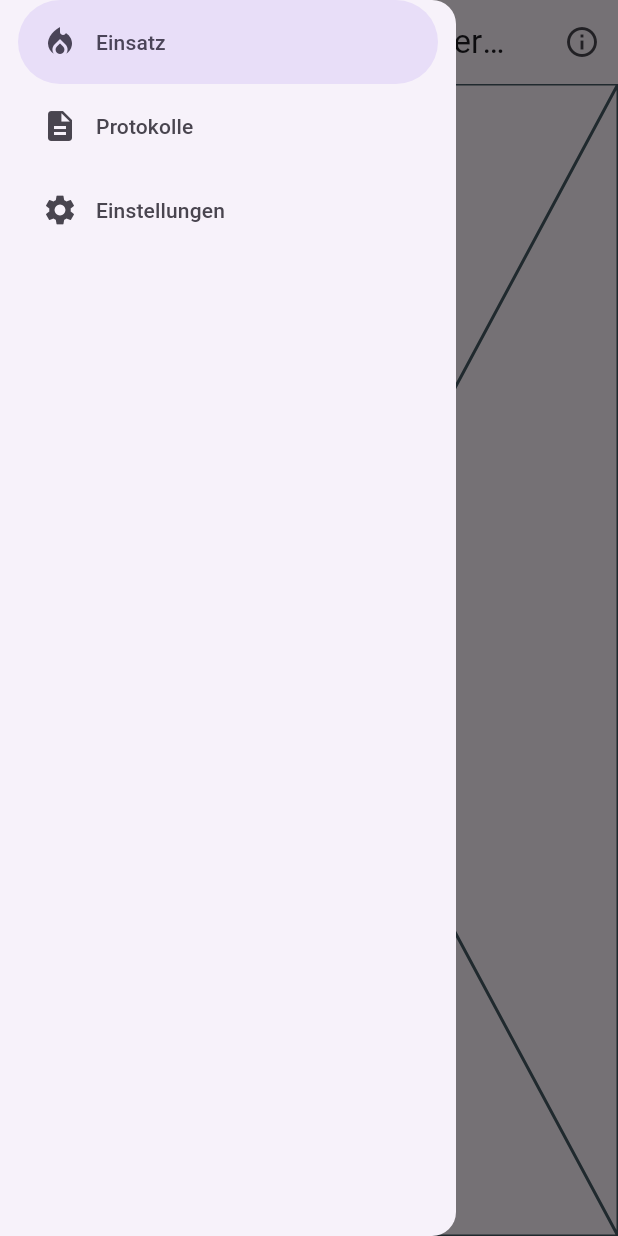
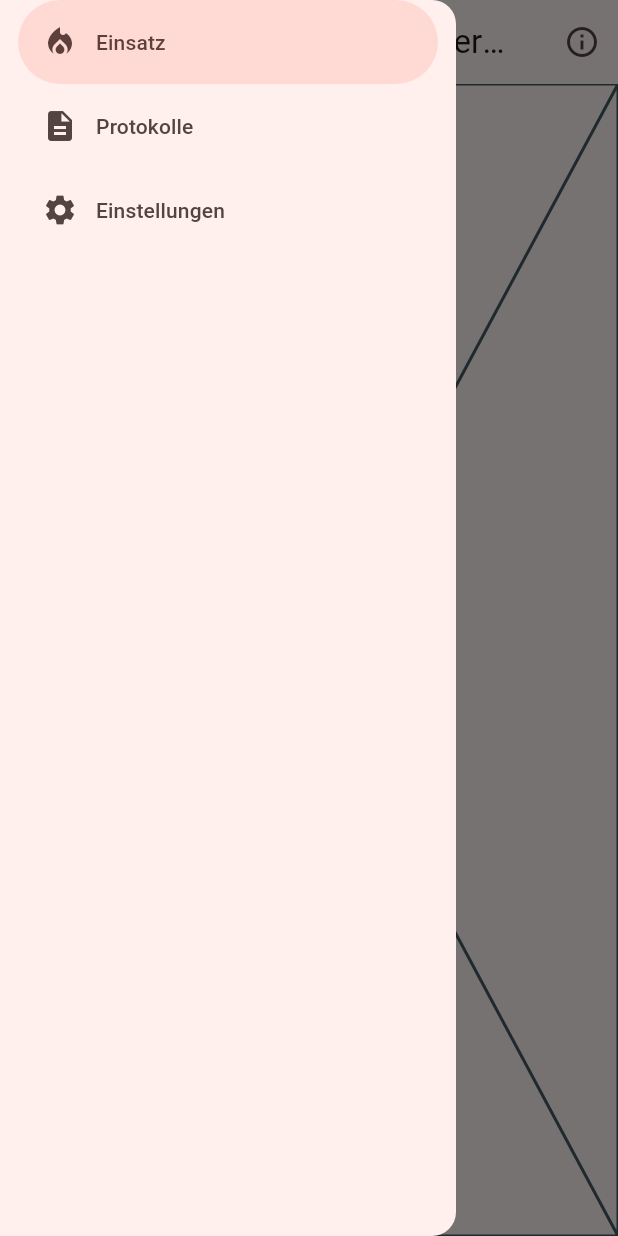
Before and after one commit to TINF24AI2/asu, a Flutter app: the screen it shows after launch, with the side drawer open, on a phone screen of 412 x 824 dp. Run offline on Flutter 3.47's test engine with Material 3 defaults, Android fonts, the phone set to English and light mode, and no system bars; our stand-ins replace flutter_riverpod, go_router, riverpod_annotation; generated files the repository leaves out were written again.

Commit message:
fix: use new ColorScheme options
Co-authored-by: Copilot <175728472+Copilot@users.noreply.github.com>

```diff
--- a/lib/ui/app.dart
+++ b/lib/ui/app.dart
@@ -11,7 +11,7 @@ class AsuApp extends ConsumerWidget {
     final router = ref.watch(goRouterProvider);
     return MaterialApp.router(
       title: 'Atemschutzüberwachung',
-      theme: ThemeData(primarySwatch: Colors.red),
+      theme: ThemeData(colorScheme: ColorScheme.fromSeed(seedColor: Colors.red)),
       routerConfig: router,
     );
   }
```
